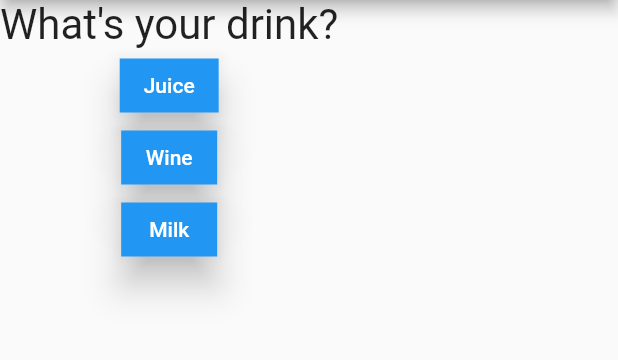
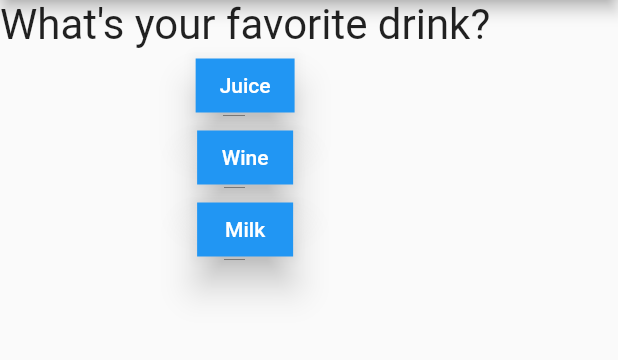
Before and after one commit to BrunoCodeman/flutter_course, a Flutter app: the screen it shows after launch, after a tap on "Blue", after a tap on "Cat", on a phone screen of 412 x 824 dp, the part 84-444 px from its top. Run offline on Flutter 3.47's test engine with Material 2 defaults, Android fonts, the phone set to English and light mode, and no system bars.

```diff
--- a/lib/main.dart
+++ b/lib/main.dart
@@ -1,7 +1,6 @@
 import 'package:flutter/material.dart';
-import 'package:flutter_basics/answer.dart';
-import './question.dart';
-import './answer.dart';
+import './quiz.dart';
+import './result.dart';
 
 void main() => runApp(MyApp());
 
@@ -23,7 +22,7 @@ class _MyAppState extends State<MyApp> {
       "answers": ["Cat", "Dog", "Capybara"]
     },
     {
-      "questionText": "What's your drink?",
+      "questionText": "What's your favorite drink?",
       "answers": ["Juice", "Wine", "Milk"]
     }
   ];
@@ -42,23 +41,13 @@ class _MyAppState extends State<MyApp> {
           title: Text("My App"),
         ),
         body: Container(
-          child: _questionIndex >= questions.length
-              ? Padding(
-                  padding: EdgeInsets.all(16),
-                  child: Text("No more questions",
-                      style: TextStyle(
-                        fontSize: 16,
-                      )),
-                )
-              : Column(children: [
-                  Question(questions[_questionIndex]["questionText"] as String),
-                  // ... funciona como em JS: separa a lista em items individuais
-                  ...(questions[_questionIndex]["answers"] as List<String>)
-                      .map((answer) {
-                    return Answer(_addAnswer, answer);
-                  }).toList()
-                ]),
-        ),
+            child: _questionIndex >= questions.length
+                ? Result()
+                : Quiz(
+                    answerQuestion: _addAnswer,
+                    questionIndex: _questionIndex,
+                    questions: this.questions,
+                  )),
       ),
     );
   }
--- /dev/null
+++ b/lib/quiz.dart
@@ -0,0 +1,25 @@
+import 'package:flutter/material.dart';
+import './question.dart';
+import './answer.dart';
+
+class Quiz extends StatelessWidget {
+  final List<Map<String, Object>> questions;
+  final int questionIndex;
+  final VoidCallback answerQuestion;
+
+  const Quiz(
+      {required this.questions,
+      required this.questionIndex,
+      required this.answerQuestion});
+
+  @override
+  Widget build(BuildContext context) {
+    return Column(children: [
+      Question(questions[questionIndex]["questionText"] as String),
+      // ... funciona como em JS: separa a lista em items individuais
+      ...(questions[questionIndex]["answers"] as List<String>).map((answer) {
+        return Answer(answerQuestion, answer);
+      }).toList()
+    ]);
+  }
+}
--- /dev/null
+++ b/lib/result.dart
@@ -0,0 +1,15 @@
+import 'package:flutter/material.dart';
+
+class Result extends StatelessWidget {
+  const Result();
+
+  @override
+  Widget build(BuildContext context) {
+    return Center(
+      child: Text("No more questions",
+          style: TextStyle(
+            fontSize: 16,
+          )),
+    );
+  }
+}
```
